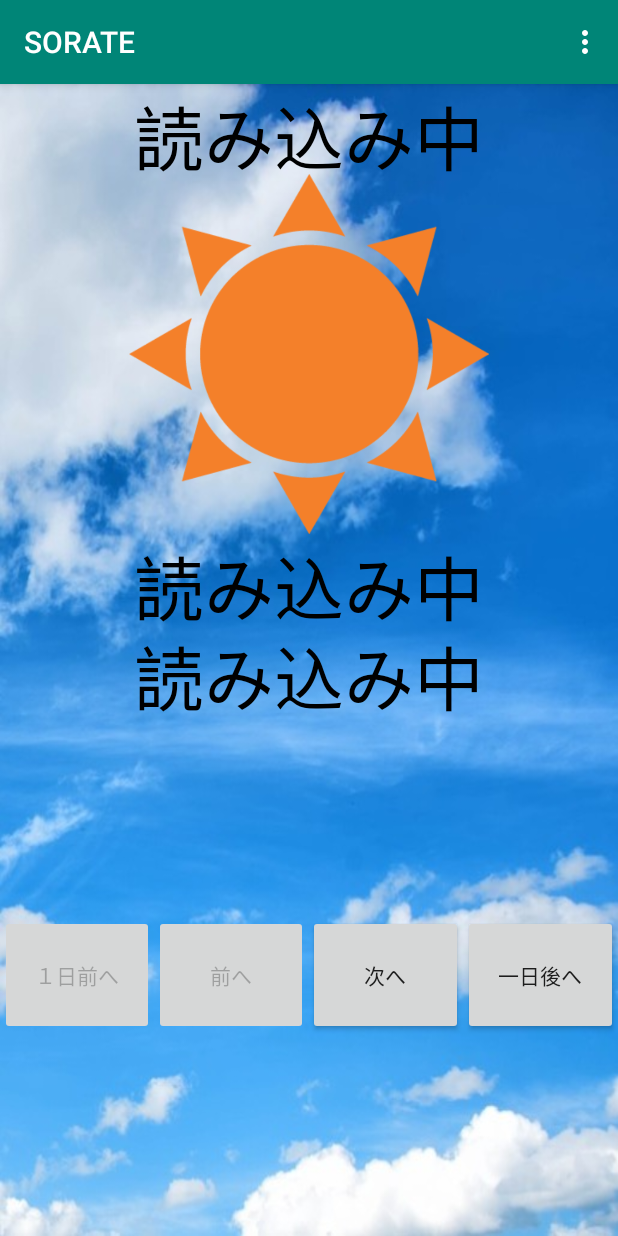
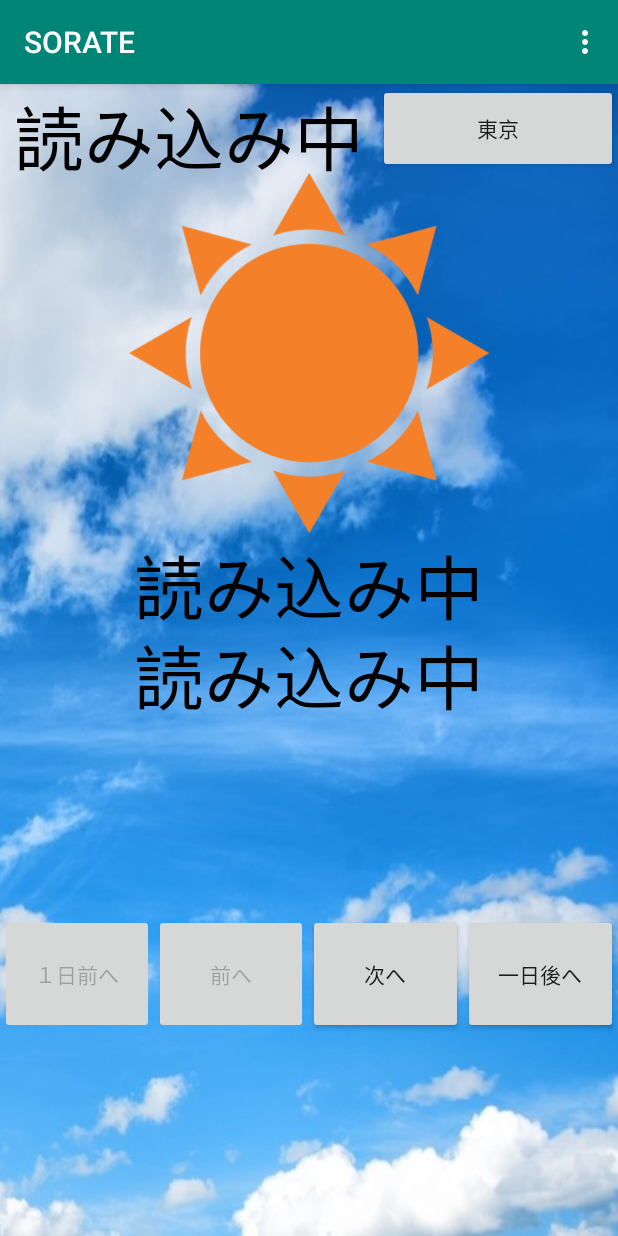
Before and after one commit to x16g027/X16G_A, an Android app: the Weather screen opened directly, with no data from a screen before it, on a phone screen of 412 x 824 dp. Run offline under Robolectric (Android 15) with nearby library versions, the phone set to English and light mode, and no system bars.

Commit message:
1206都道府県変更機能(仮)

```diff
--- a/app/build.gradle
+++ b/app/build.gradle
@@ -22,6 +22,7 @@ dependencies {
     implementation fileTree(dir: 'libs', include: ['*.jar'])
     implementation 'com.android.support:appcompat-v7:28.0.0'
     implementation 'com.android.support.constraint:constraint-layout:1.1.3'
+    implementation 'com.android.support:support-v4:28.0.0'
     testImplementation 'junit:junit:4.12'
     androidTestImplementation 'com.android.support.test:runner:1.0.2'
     androidTestImplementation 'com.android.support.test.espresso:espresso-core:3.0.2'
--- /dev/null
+++ b/app/src/main/java/jp/ac/chiba_fjb/x16g027/x16g_a/CtiyFragment.java
@@ -0,0 +1,97 @@
+package jp.ac.chiba_fjb.x16g027.x16g_a;
+
+
+import android.os.Bundle;
+import android.support.v4.app.DialogFragment;
+import android.support.v4.app.Fragment;
+import android.view.LayoutInflater;
+import android.view.View;
+import android.view.ViewGroup;
+import android.widget.Button;
+
+
+/**
+ * A simple {@link DialogFragment} subclass.
+ */
+public class CtiyFragment extends DialogFragment implements View.OnClickListener {
+
+
+    public CtiyFragment() {
+        // Required empty public constructor
+    }
+
+
+    @Override
+    public View onCreateView(LayoutInflater inflater, ViewGroup container,
+                             Bundle savedInstanceState) {
+        // Inflate the layout for this fragment
+        return inflater.inflate(R.layout.fragment_ctiy, container, false);
+
+    }
+    @Override
+    public void onViewCreated(View view,  Bundle savedInstanceState) {
+        super.onViewCreated(view, savedInstanceState);
+
+        Button id0 = view.findViewById(R.id.ctiy0);
+        id0.setOnClickListener(this);
+        Button id1 = view.findViewById(R.id.ctiy1);
+        id1.setOnClickListener(this);
+        Button id2 = view.findViewById(R.id.ctiy2);
+        id2.setOnClickListener(this);
+        Button id3 = view.findViewById(R.id.ctiy3);
+        id3.setOnClickListener(this);
+        Button id4 = view.findViewById(R.id.ctiy4);
+        id4.setOnClickListener(this);
+        Button id5 = view.findViewById(R.id.ctiy5);
+        id5.setOnClickListener(this);
+        Button id6 = view.findViewById(R.id.ctiy6);
+        id6.setOnClickListener(this);
+        Button id7 = view.findViewById(R.id.ctiy7);
+        id7.setOnClickListener(this);
+        Button id8 = view.findViewById(R.id.ctiy8);
+        id8.setOnClickListener(this);
+        Button id9 = view.findViewById(R.id.ctiy9);
+        id9.setOnClickListener(this);
+        Button id10 = view.findViewById(R.id.ctiy10);
+        id10.setOnClickListener(this);
+        Button id11 = view.findViewById(R.id.ctiy11);
+        id11.setOnClickListener(this);
+        Button id12 = view.findViewById(R.id.ctiy12);
+        id12.setOnClickListener(this);
+    }
+
+    @Override
+    public void onClick(View view) {
+        int ctiycnt = 12;
+        if(view.getId()==R.id.ctiy0){
+            ctiycnt = 0;
+        }else if(view.getId()==R.id.ctiy1){
+            ctiycnt = 1;
+        }else if(view.getId()==R.id.ctiy2){
+            ctiycnt = 2;
+        }else if(view.getId()==R.id.ctiy3){
+            ctiycnt = 3;
+        }else if(view.getId()==R.id.ctiy4){
+            ctiycnt = 4;
+        }else if(view.getId()==R.id.ctiy5){
+            ctiycnt = 5;
+        }else if(view.getId()==R.id.ctiy6){
+            ctiycnt = 6;
+        }else if(view.getId()==R.id.ctiy7){
+            ctiycnt = 7;
+        }else if(view.getId()==R.id.ctiy8){
+            ctiycnt = 8;
+        }else if(view.getId()==R.id.ctiy9){
+            ctiycnt = 9;
+        }else if(view.getId()==R.id.ctiy10){
+            ctiycnt = 10;
+        }else if(view.getId()==R.id.ctiy11){
+            ctiycnt = 11;
+        }else if(view.getId()==R.id.ctiy12){
+            ctiycnt = 12;
+        }
+        Weather w = (Weather)getActivity();
+        w.APIWeather(ctiycnt);
+
+    }
+}
--- a/app/src/main/java/jp/ac/chiba_fjb/x16g027/x16g_a/Weather.java
+++ b/app/src/main/java/jp/ac/chiba_fjb/x16g027/x16g_a/Weather.java
@@ -1,6 +1,8 @@
 package jp.ac.chiba_fjb.x16g027.x16g_a;
 
 import android.content.Intent;
+import android.content.res.TypedArray;
+import android.support.v4.app.DialogFragment;
 import android.support.v7.app.AppCompatActivity;
 import android.os.Bundle;
 import android.view.Menu;
@@ -50,8 +52,17 @@ public class Weather  extends AppCompatActivity implements WeatherReader.OnStarL
     Button hour_before;
     Button hour_after;
     Button day_after;
-    Map map;
+    Button ctiyChange;
+
+
     List<Map> weatherlist;
+
+    int ctiycnt;
+    int ctiyID;
+    TypedArray ctiyList;
+    TypedArray ctiynameList;
+
+
 
     @Override
     protected void onCreate(Bundle savedInstanceState) {
@@ -60,40 +71,44 @@ public class Weather  extends AppCompatActivity implements WeatherReader.OnStarL
 
         weatherImage = findViewById(R.id.weatherImage);
         f_layout = findViewById(R.id.framelayout);
-        weatherlist = new ArrayList<>();
 
         dateText = findViewById(R.id.dateT);
         temp = findViewById(R.id.temperature);
         windSpeed = findViewById(R.id.windspeed);
 
-        cnt = 0;
-
-        //URLをもとに天気情報を取得
-        WeatherReader.getWeather("http://api.openweathermap.org/data/2.5/forecast?id=1850147&APPID=d21a1076e3577e18ffe577b79bef2496&mode=xml",this);
-
         day_before = (Button)findViewById(R.id.before_day);
         hour_before = (Button)findViewById(R.id.before_hour);
         hour_after = (Button)findViewById(R.id.after_hour);
         day_after = (Button)findViewById(R.id.after_day);
+        ctiyChange = findViewById(R.id.ctiybutton);
 
         day_before.setOnClickListener(this);
         hour_before.setOnClickListener(this);
         hour_after.setOnClickListener(this);
         day_after.setOnClickListener(this);
+        ctiyChange.setOnClickListener(this);
 
+
+        day_after.setEnabled(true);
+        hour_after.setEnabled(true);
         day_before.setEnabled(false);
         hour_before.setEnabled(false);
+        DialogFragment newFragment = new CtiyFragment();
+        newFragment.show(getSupportFragmentManager(),null);
     }
 
     @Override
     public void onStar(List<Map> weather) {
         //イベントの設定
+        Map map;
 
         if(weather!=null) {
+            weatherlist = new ArrayList<>();
             for (int z = 0; z < weather.size() ; z++){
                 map = weather.get(z);
                 weatherlist.add(map);
             }
+
             map = weather.get(cnt);
             num = Integer.parseInt(map.get("symbol_number").toString());
 
@@ -142,6 +157,7 @@ public class Weather  extends AppCompatActivity implements WeatherReader.OnStarL
 
     @Override
     public void onClick(View view) {
+        Map map;
         day_after.setEnabled(true);
         hour_after.setEnabled(true);
         day_before.setEnabled(true);
@@ -155,16 +171,19 @@ public class Weather  extends AppCompatActivity implements WeatherReader.OnStarL
             cnt = cnt + 1;
         }else if(view.getId() == R.id.after_day) {
             cnt = cnt + 8;
-        }else{
+        }else if(view.getId() == R.id.ctiybutton){
+            DialogFragment newFragment = new CtiyFragment();
+            newFragment.show(getSupportFragmentManager(),null);
+
         }
-        if (cnt > weatherlist.size()){
-            cnt = 39;
+        if (cnt > weatherlist.size()-2){
+            cnt = weatherlist.size()-1;
             day_after.setEnabled(false);
             hour_after.setEnabled(false);
-        }else if(cnt < 0){
+        }else if(cnt < 1){
+            cnt=0;
             day_before.setEnabled(false);
             hour_before.setEnabled(false);
-            cnt=0;
         }
         map = weatherlist.get(cnt);
         num = Integer.parseInt(map.get("symbol_number").toString());
@@ -242,4 +261,20 @@ public class Weather  extends AppCompatActivity implements WeatherReader.OnStarL
                 return super.onOptionsItemSelected(item);
         }
     }
+
+    public void APIWeather(int ctiycnt) {
+        Button ctiyname = findViewById(R.id.ctiybutton);
+        ctiyList = getResources().obtainTypedArray(R.array.default_ctiyList);
+        ctiynameList = getResources().obtainTypedArray(R.array.default_ctiyNameList);
+        ctiyID = ctiyList.getInteger(ctiycnt, 0);
+        String ctiynl = ctiynameList.getString(ctiycnt);
+        cnt = 0;
+        day_after.setEnabled(true);
+        hour_after.setEnabled(true);
+        day_before.setEnabled(false);
+        hour_before.setEnabled(false);
+        ctiyname.setText(ctiynl);
+        //URLをもとに天気情報を取得
+        WeatherReader.getWeather("http://api.openweathermap.org/data/2.5/forecast?id="+ctiyID+"&APPID=d21a1076e3577e18ffe577b79bef2496&mode=xml",this);
+    }
 }
--- a/app/src/main/java/jp/ac/chiba_fjb/x16g027/x16g_a/WeatherReader.java
+++ b/app/src/main/java/jp/ac/chiba_fjb/x16g027/x16g_a/WeatherReader.java
@@ -67,7 +67,7 @@ public class WeatherReader {
                                     for (int k = 0; k < nodeList3.getLength(); k++) {
 
                                         Node node3 = nodeList3.item(k);
-                                        Log.w("dgb00-3", k + "kai " + node3.getNodeName());
+//                                        Log.w("dgb00-3", k + "kai " + node3.getNodeName());
                                         if (String.valueOf(node3.getNodeName()).equals("symbol")) {
 
                                             NamedNodeMap attrs3 = node3.getAttributes();
--- a/app/src/main/res/layout/activity_weather.xml
+++ b/app/src/main/res/layout/activity_weather.xml
@@ -13,14 +13,27 @@
         android:layout_height="match_parent"
         android:orientation="vertical">
 
-        <TextView
-            android:id="@+id/dateT"
+        <LinearLayout
             android:layout_width="match_parent"
-            android:layout_height="60dp"
-            android:gravity="center"
-            android:text="読み込み中"
-            android:textColor="@android:color/background_dark"
-            android:textSize="70px" />
+            android:layout_height="wrap_content"
+            android:orientation="horizontal">
+
+            <TextView
+                android:id="@+id/dateT"
+                android:layout_width="252dp"
+                android:layout_height="59dp"
+                android:gravity="center"
+                android:text="読み込み中"
+                android:textColor="@android:color/background_dark"
+                android:textSize="70px" />
+
+            <Button
+                android:id="@+id/ctiybutton"
+                android:layout_width="match_parent"
+                android:layout_height="match_parent"
+                android:layout_weight="1"
+                android:text="東京" />
+        </LinearLayout>
 
         <ImageView
             android:id="@+id/weatherImage"
--- /dev/null
+++ b/app/src/main/res/values/ctiyList.xml
@@ -0,0 +1,33 @@
+<?xml version="1.0" encoding="utf-8"?>
+<resources>
+    <array name="default_ctiyList">
+        <item>2130037</item> //0 北海道
+        <item>2130656</item> //1 青森県
+        <item>2112518</item> //2 岩手県
+        <item>2111888</item> //3 宮城県
+        <item>2113124</item> //4 秋田県
+        <item>2110556</item> //5 山形県
+        <item>1863958</item> //6 福岡県
+        <item>2112922</item> //7 福島県
+        <item>2112669</item> //8 茨城県
+        <item>1850310</item> //9 栃木県
+        <item>1853226</item> //10 埼玉県
+        <item>2113014</item> //11 千葉県
+        <item>1850147</item> //12 東京都
+        <item>""</item> //13
+        <item>""</item> //14
+        <item>""</item> //15
+        <item>""</item> //16
+        <item>""</item> //17
+        <item>""</item> //18
+        <item>""</item> //19
+        <item>""</item> //20
+        <item>""</item> //21
+        <item>""</item> //22
+        <item>""</item> //23
+        <item>""</item> //24
+        <item>""</item> //25
+        <item>""</item> //26
+        <item>""</item> //27
+    </array>
+</resources>
--- /dev/null
+++ b/app/src/main/res/values/ctiyName.xml
@@ -0,0 +1,33 @@
+<?xml version="1.0" encoding="utf-8"?>
+<resources>
+    <array name="default_ctiyNameList">
+        <item>"北海道"</item> //0
+        <item>"青森県"</item> //1
+        <item>"岩手県"</item> //2
+        <item>"宮城県"</item> //3
+        <item>"秋田県"</item> //4
+        <item>"山形県"</item> //5
+        <item>"福岡県"</item> //6
+        <item>"福島県"</item> //7
+        <item>"茨城県"</item> //8
+        <item>"栃木県"</item> //9
+        <item>"埼玉県"</item> //10
+        <item>"千葉県"</item> //11
+        <item>"東京都"</item> //12
+        <item>""</item> //13
+        <item>""</item> //14
+        <item>""</item> //15
+        <item>""</item> //16
+        <item>""</item> //17
+        <item>""</item> //18
+        <item>""</item> //19
+        <item>""</item> //20
+        <item>""</item> //21
+        <item>""</item> //22
+        <item>""</item> //23
+        <item>""</item> //24
+        <item>""</item> //25
+        <item>""</item> //26
+        <item>""</item> //27
+    </array>
+</resources>
--- a/app/src/main/res/values/strings.xml
+++ b/app/src/main/res/values/strings.xml
@@ -1,3 +1,6 @@
 <resources>
     <string name="app_name">SORATE</string>
+
+    <!-- TODO: Remove or change this placeholder text -->
+    <string name="hello_blank_fragment">Hello blank fragment</string>
 </resources>
```
Also changed, not shown: app/src/main/res/layout/fragment_ctiy.xml (added, +100 -0 lines).
